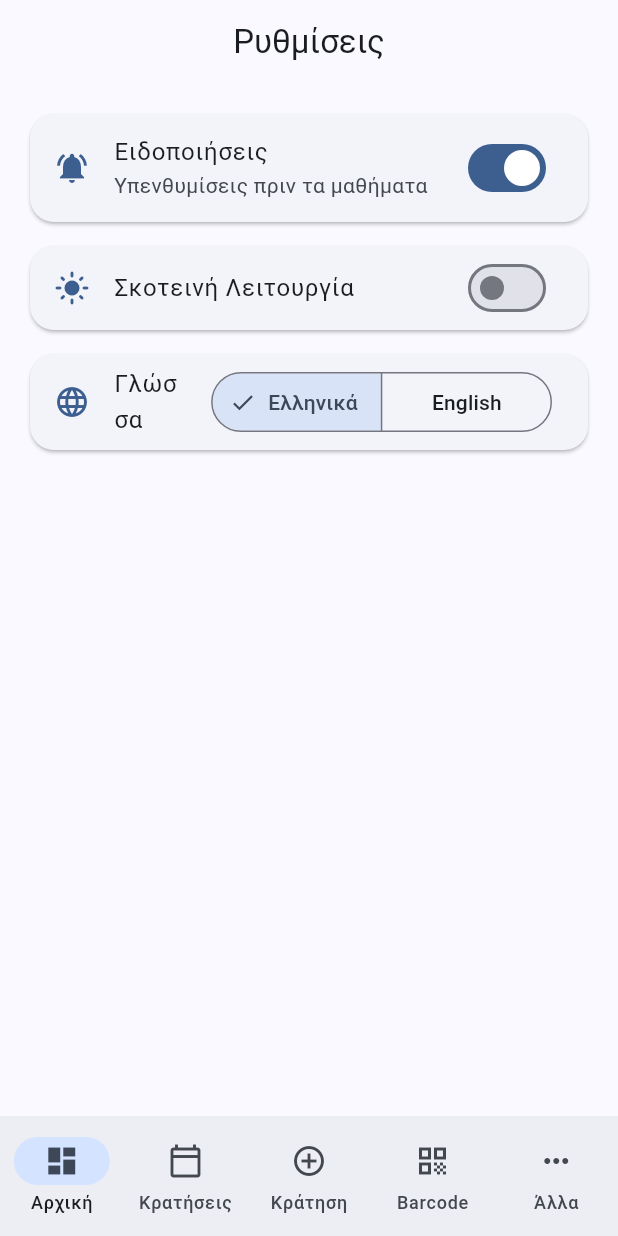
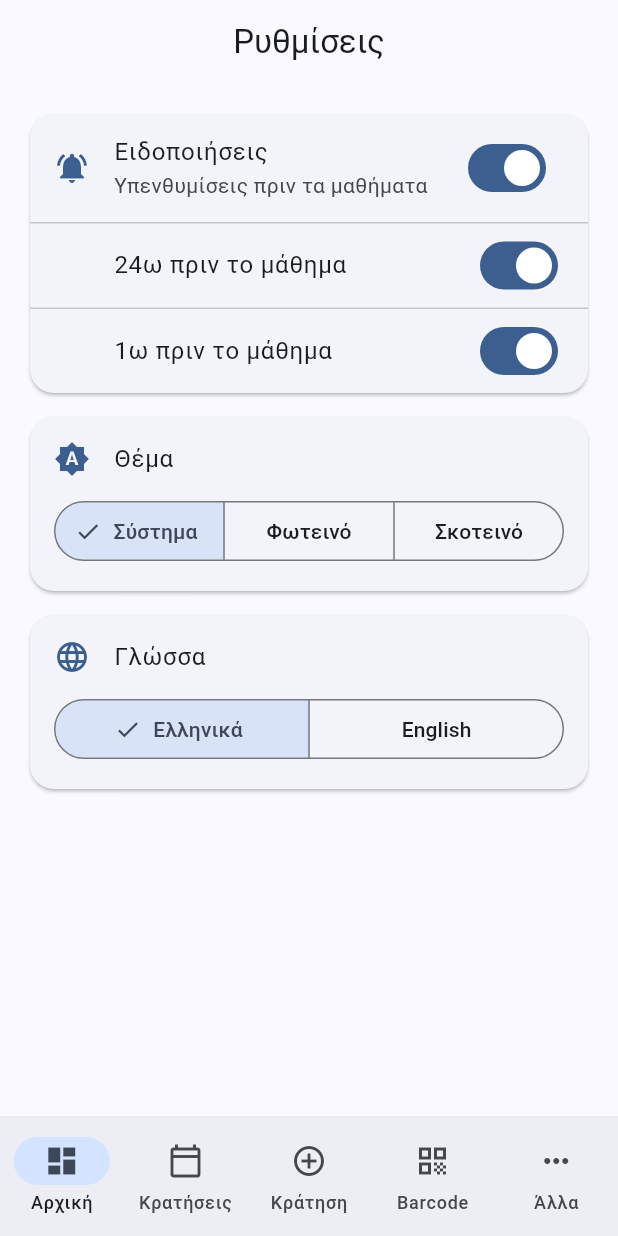
Before and after one commit to orestislef/swim, a Flutter app: the SettingsScreen screen opened by its route, on a phone screen of 412 x 824 dp. Run offline on Flutter 3.47's test engine with Material 3 defaults, Android fonts, the light colour scheme and no system bars; our stand-ins replace barcode_widget, connectivity_plus, cookie_jar, dio, dio_cookie_manager, flutter_local_notifications and 5 more; accounts and stored records are empty; network calls fail.

Commit message:
updated libs

```diff
--- a/app/lib/core/l10n/app_el.arb
+++ b/app/lib/core/l10n/app_el.arb
@@ -113,6 +113,10 @@
   "past": "Παρελθόν",
   "settings": "Ρυθμίσεις",
   "darkMode": "Σκοτεινή Λειτουργία",
+  "theming": "Θέμα",
+  "themeSystem": "Σύστημα",
+  "themeLight": "Φωτεινό",
+  "themeDark": "Σκοτεινό",
   "notifications": "Ειδοποιήσεις",
   "notificationsDescription": "Υπενθυμίσεις πριν τα μαθήματα",
   "notification24h": "24ω πριν το μάθημα",
--- a/app/lib/core/l10n/app_en.arb
+++ b/app/lib/core/l10n/app_en.arb
@@ -113,6 +113,10 @@
   "past": "Past",
   "settings": "Settings",
   "darkMode": "Dark Mode",
+  "theming": "Theming",
+  "themeSystem": "System",
+  "themeLight": "Light",
+  "themeDark": "Dark",
   "notifications": "Notifications",
   "notificationsDescription": "Get reminders before your classes",
   "notification24h": "24h before class",
--- a/app/lib/core/widgets/swim_scaffold.dart
+++ b/app/lib/core/widgets/swim_scaffold.dart
@@ -99,7 +99,7 @@ class SwimScaffold extends ConsumerWidget {
     final theme = Theme.of(context);
     final currentIdx = _currentIndex(context);
 
-    final isOnline = ref.watch(connectivityProvider).valueOrNull ?? true;
+    final isOnline = ref.watch(connectivityProvider).value ?? true;
 
     return Scaffold(
       body: Column(
--- a/app/lib/features/settings/settings_screen.dart
+++ b/app/lib/features/settings/settings_screen.dart
@@ -2,10 +2,23 @@ import 'package:flutter/material.dart';
 import 'package:flutter_riverpod/flutter_riverpod.dart';
 import 'package:swim_college_app/core/l10n/generated/app_localizations.dart';
 import '../../services/notification_service.dart';
+import '../dashboard/dashboard_provider.dart';
 import 'settings_provider.dart';
 
 class SettingsScreen extends ConsumerWidget {
   const SettingsScreen({super.key});
+
+  void _reschedule(WidgetRef ref) {
+    final settings = ref.read(settingsProvider);
+    final bookings = ref.read(dashboardProvider).bookings;
+    if (settings.notificationsEnabled) {
+      NotificationService().scheduleBookingReminders(
+        bookings,
+        notify24h: settings.notify24hBefore,
+        notify1h: settings.notify1hBefore,
+      );
+    }
+  }
 
   @override
   Widget build(BuildContext context, WidgetRef ref) {
@@ -20,7 +33,9 @@ class SettingsScreen extends ConsumerWidget {
         children: [
           // Notifications
           Card(
-            child: SwitchListTile(
+            child: Column(
+              children: [
+                SwitchListTile(
                   secondary: Icon(
                     settings.notificationsEnabled
                         ? Icons.notifications_active
@@ -36,36 +51,115 @@ class SettingsScreen extends ConsumerWidget {
                         .setNotificationsEnabled(enabled);
                     if (!enabled) {
                       NotificationService().cancelAll();
+                    } else {
+                      _reschedule(ref);
                     }
                   },
+                ),
+                if (settings.notificationsEnabled) ...[
+                  const Divider(height: 1),
+                  SwitchListTile(
+                    contentPadding:
+                        const EdgeInsets.only(left: 56, right: 16),
+                    title: Text(l10n.notification24h),
+                    value: settings.notify24hBefore,
+                    onChanged: (enabled) {
+                      ref
+                          .read(settingsProvider.notifier)
+                          .setNotify24hBefore(enabled);
+                      _reschedule(ref);
+                    },
+                  ),
+                  const Divider(height: 1),
+                  SwitchListTile(
+                    contentPadding:
+                        const EdgeInsets.only(left: 56, right: 16),
+                    title: Text(l10n.notification1h),
+                    value: settings.notify1hBefore,
+                    onChanged: (enabled) {
+                      ref
+                          .read(settingsProvider.notifier)
+                          .setNotify1hBefore(enabled);
+                      _reschedule(ref);
+                    },
+                  ),
+                ],
+              ],
             ),
           ),
           const SizedBox(height: 8),
 
           // Theme
           Card(
-            child: SwitchListTile(
-              secondary: Icon(
+            child: Padding(
+              padding: const EdgeInsets.all(16),
+              child: Column(
+                crossAxisAlignment: CrossAxisAlignment.start,
+                children: [
+                  Row(
+                    children: [
+                      Icon(
                         settings.themeMode == ThemeMode.dark
                             ? Icons.dark_mode
-                    : Icons.light_mode,
+                            : settings.themeMode == ThemeMode.light
+                                ? Icons.light_mode
+                                : Icons.brightness_auto,
                         color: theme.colorScheme.primary,
                       ),
-              title: Text(l10n.darkMode),
-              value: settings.themeMode == ThemeMode.dark,
-              onChanged: (_) =>
-                  ref.read(settingsProvider.notifier).toggleTheme(),
+                      const SizedBox(width: 16),
+                      Text(l10n.theming, style: theme.textTheme.bodyLarge),
+                    ],
+                  ),
+                  const SizedBox(height: 12),
+                  SizedBox(
+                    width: double.infinity,
+                    child: SegmentedButton<ThemeMode>(
+                      segments: [
+                        ButtonSegment(
+                          value: ThemeMode.system,
+                          label: Text(l10n.themeSystem),
+                        ),
+                        ButtonSegment(
+                          value: ThemeMode.light,
+                          label: Text(l10n.themeLight),
+                        ),
+                        ButtonSegment(
+                          value: ThemeMode.dark,
+                          label: Text(l10n.themeDark),
+                        ),
+                      ],
+                      selected: {settings.themeMode},
+                      onSelectionChanged: (selected) {
+                        ref
+                            .read(settingsProvider.notifier)
+                            .setThemeMode(selected.first);
+                      },
+                    ),
+                  ),
+                ],
+              ),
             ),
           ),
           const SizedBox(height: 8),
 
           // Language
           Card(
-            child: ListTile(
-              leading:
+            child: Padding(
+              padding: const EdgeInsets.all(16),
+              child: Column(
+                crossAxisAlignment: CrossAxisAlignment.start,
+                children: [
+                  Row(
+                    children: [
                       Icon(Icons.language, color: theme.colorScheme.primary),
-              title: Text(l10n.language),
-              trailing: SegmentedButton<String>(
+                      const SizedBox(width: 16),
+                      Text(l10n.language, style: theme.textTheme.bodyLarge),
+                    ],
+                  ),
+                  const SizedBox(height: 12),
+                  SizedBox(
+                    width: double.infinity,
+                    child: SegmentedButton<String>(
                       segments: [
                         ButtonSegment(
                           value: 'el',
@@ -84,6 +178,9 @@ class SettingsScreen extends ConsumerWidget {
                       },
                     ),
                   ),
+                ],
+              ),
+            ),
           ),
         ],
       ),
```
Also changed, not shown: app/lib/features/auth/auth_provider.dart (+15 -16 lines), app/lib/features/book_class/book_class_provider.dart (+9 -6 lines), app/lib/features/bookings/bookings_provider.dart (+19 -17 lines), app/lib/features/dashboard/dashboard_provider.dart (+18 -16 lines), app/lib/features/settings/settings_provider.dart (+30 -4 lines), app/lib/services/notification_service.dart (+24 -10 lines), app/pubspec.yaml (+11 -11 lines), app/.claude/settings.local.json, app/lib/core/l10n/generated/app_localizations.dart, app/lib/core/l10n/generated/app_localizations_el.dart, app/lib/core/l10n/generated/app_localizations_en.dart, app/pubspec.lock, 2 other files. Lines whose indentation alone changed are shown as unchanged.
